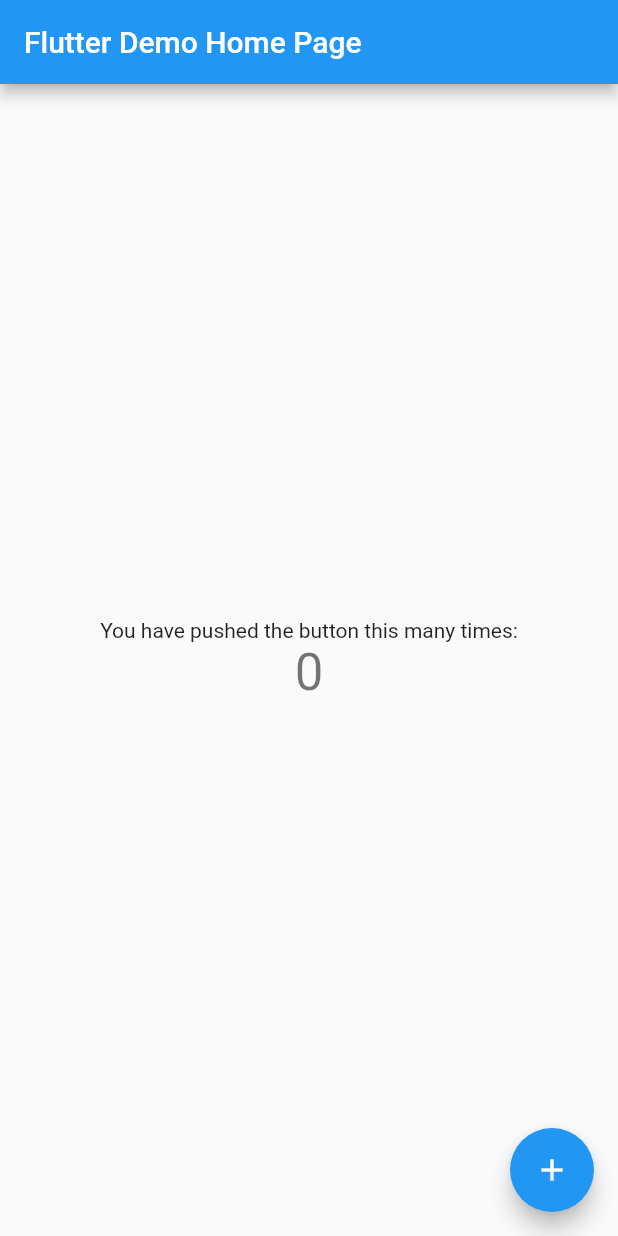
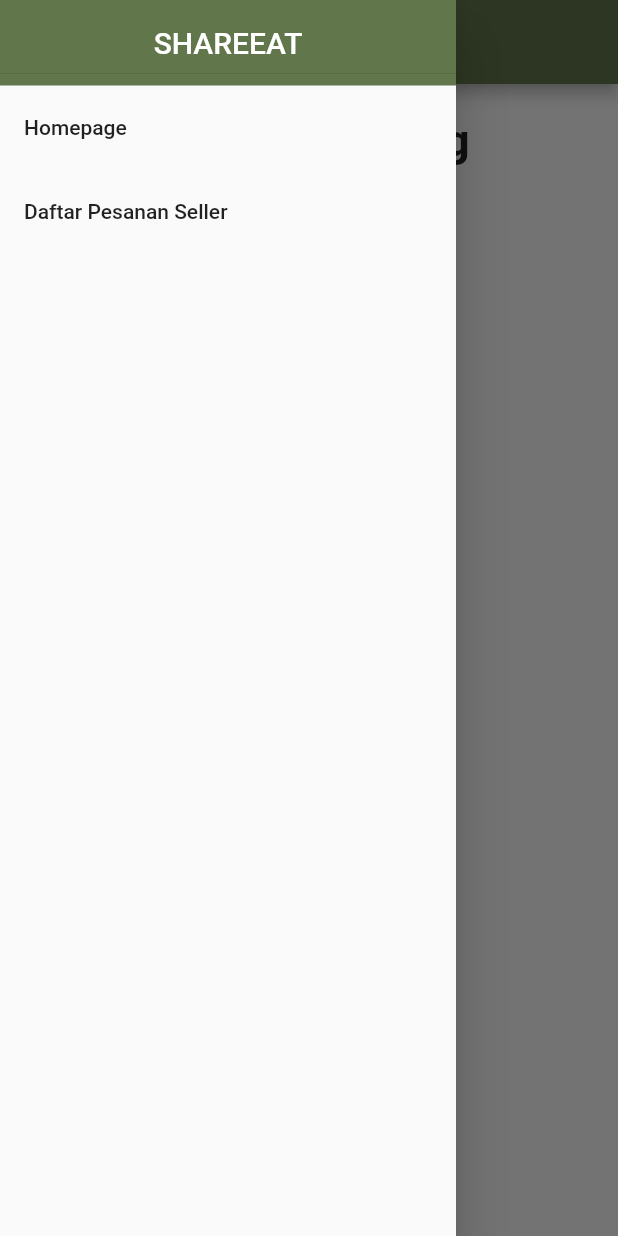
Before and after one commit to KingGedorah/share-eat, a Flutter app: the screen it shows after launch, with the side drawer open (before the commit the screen has no drawer), on a phone screen of 412 x 824 dp. Run offline on Flutter 3.47's test engine with Material 2 defaults, Android fonts, the phone set to English and light mode, and no system bars.

Commit message:
try routing

```diff
--- /dev/null
+++ b/lib/drawer_app.dart
@@ -0,0 +1,63 @@
+import 'package:flutter/material.dart';
+import 'package:share_eat/daftar_pesanan_page.dart';
+import 'package:share_eat/homepage.dart';
+
+class DrawerApp extends StatelessWidget {
+  final String route;
+
+  const DrawerApp(this.route, {Key? key}) : super(key: key);
+
+  @override
+  Widget build(BuildContext context) {
+    // final request = context.watch<NetworkService>();
+    return Drawer(
+      child: Column(
+        mainAxisSize: MainAxisSize.max,
+        children: <Widget>[
+          // ignore: sized_box_for_whitespace
+          Container(
+            color: Color.fromRGBO(97, 118, 75, 1),
+            child: SafeArea(
+              child: Container(
+                width: double.infinity,
+                height: 57,
+                child: const DrawerHeader(
+                  decoration: BoxDecoration(
+                    color: Color.fromRGBO(97, 118, 75, .3),
+                  ),
+                  child: Center(
+                    child: Text(
+                      'SHAREEAT',
+                      style: TextStyle(
+                        color: Colors.white,
+                        fontSize: 20,
+                      ),
+                    ),
+                  ),
+                ),
+              ),
+            ),
+          ),
+          ListTile(
+            title: const Text('Homepage'),
+            onTap: () {
+              route == HomePage.ROUTE_NAME
+                  ? Navigator.pop(context)
+                  : Navigator.pushReplacementNamed(
+                      context, HomePage.ROUTE_NAME);
+            },
+          ),
+          ListTile(
+            title: const Text('Daftar Pesanan Seller'),
+            onTap: () {
+              route == DaftarPesananPage.ROUTE_NAME
+                  ? Navigator.pop(context)
+                  : Navigator.pushReplacementNamed(
+                      context, DaftarPesananPage.ROUTE_NAME);
+            },
+          ),
+        ],
+      ),
+    );
+  }
+}
--- /dev/null
+++ b/lib/homepage.dart
@@ -0,0 +1,44 @@
+import 'package:flutter/material.dart';
+import 'package:flutter/src/widgets/container.dart';
+import 'package:flutter/src/widgets/framework.dart';
+import 'package:share_eat/drawer_app.dart';
+
+class HomePage extends StatelessWidget {
+  const HomePage({super.key});
+  static const ROUTE_NAME = '/home';
+
+  @override
+  Widget build(BuildContext context) {
+    // final request = context.watch<NetworkService>();
+    return Scaffold(
+      appBar: AppBar(
+        title: Text(
+          'Halo, ShareEaters!',
+        ),
+      ),
+      drawer: const DrawerApp(ROUTE_NAME),
+      body: SingleChildScrollView(
+        child: Padding(
+          padding: const EdgeInsets.all(10.0),
+          child: Column(
+            children: <Widget>[
+              const Padding(
+                padding: EdgeInsets.only(top: 10.0, bottom: 10.0),
+                child: Center(
+                  child: Text(
+                    'Selamat Datang',
+                    textAlign: TextAlign.center,
+                    style: TextStyle(
+                      fontSize: 30,
+                      fontWeight: FontWeight.bold,
+                    ),
+                  ),
+                ),
+              ),
+            ],
+          ),
+        ),
+      ),
+    );
+  }
+}
--- a/lib/main.dart
+++ b/lib/main.dart
@@ -1,4 +1,6 @@
 import 'package:flutter/material.dart';
+import 'package:share_eat/daftar_pesanan_page.dart';
+import 'package:share_eat/homepage.dart';
 
 void main() {
   runApp(const MyApp());
@@ -7,109 +9,69 @@
 class MyApp extends StatelessWidget {
   const MyApp({super.key});
 
-  // This widget is the root of your application.
+  // Custom colors
+  static Map<int, Color> themeColor = {
+    50: const Color.fromRGBO(97, 118, 75, .1),
+    100: const Color.fromRGBO(97, 118, 75, .2),
+    200: const Color.fromRGBO(97, 118, 75, .3),
+    300: const Color.fromRGBO(97, 118, 75, .4),
+    400: const Color.fromRGBO(97, 118, 75, .5),
+    500: const Color.fromRGBO(97, 118, 75, .6),
+    600: const Color.fromRGBO(97, 118, 75, .7),
+    700: const Color.fromRGBO(97, 118, 75, .8),
+    800: const Color.fromRGBO(97, 118, 75, .9),
+    900: const Color.fromRGBO(97, 118, 75, 1),
+  };
+
   @override
   Widget build(BuildContext context) {
     return MaterialApp(
       title: 'Flutter Demo',
       theme: ThemeData(
-        // This is the theme of your application.
-        //
-        // Try running your application with "flutter run". You'll see the
-        // application has a blue toolbar. Then, without quitting the app, try
-        // changing the primarySwatch below to Colors.green and then invoke
-        // "hot reload" (press "r" in the console where you ran "flutter run",
-        // or simply save your changes to "hot reload" in a Flutter IDE).
-        // Notice that the counter didn't reset back to zero; the application
-        // is not restarted.
-        primarySwatch: Colors.blue,
+        primarySwatch: MaterialColor(0xFF61764B, themeColor),
       ),
-      home: const MyHomePage(title: 'Flutter Demo Home Page'),
-    );
-  }
-}
-
-class MyHomePage extends StatefulWidget {
-  const MyHomePage({super.key, required this.title});
-
-  // This widget is the home page of your application. It is stateful, meaning
-  // that it has a State object (defined below) that contains fields that affect
-  // how it looks.
-
-  // This class is the configuration for the state. It holds the values (in this
-  // case the title) provided by the parent (in this case the App widget) and
-  // used by the build method of the State. Fields in a Widget subclass are
-  // always marked "final".
-
-  final String title;
-
-  @override
-  State<MyHomePage> createState() => _MyHomePageState();
-}
-
-class _MyHomePageState extends State<MyHomePage> {
-  int _counter = 0;
-
-  void _incrementCounter() {
-    setState(() {
-      // This call to setState tells the Flutter framework that something has
-      // changed in this State, which causes it to rerun the build method below
-      // so that the display can reflect the updated values. If we changed
-      // _counter without calling setState(), then the build method would not be
-      // called again, and so nothing would appear to happen.
-      _counter++;
-    });
-  }
-
-  @override
-  Widget build(BuildContext context) {
-    // This method is rerun every time setState is called, for instance as done
-    // by the _incrementCounter method above.
-    //
-    // The Flutter framework has been optimized to make rerunning build methods
-    // fast, so that you can just rebuild anything that needs updating rather
-    // than having to individually change instances of widgets.
+      home: const HomePage(),
+      onGenerateRoute: (RouteSettings settings) {
+        switch (settings.name) {
+          case HomePage.ROUTE_NAME:
+            return MaterialPageRoute(builder: (_) => const HomePage());
+          case DaftarPesananPage.ROUTE_NAME:
+            return MaterialPageRoute(builder: (_) => const DaftarPesananPage());
+          default:
+            return MaterialPageRoute(
+              builder: (_) {
                 return Scaffold(
-      appBar: AppBar(
-        // Here we take the value from the MyHomePage object that was created by
-        // the App.build method, and use it to set our appbar title.
-        title: Text(widget.title),
+                  body: Center(
+                    child: Column(
+                      children: [
+                        Center(
+                          child: Text('Page yang kamu tuju tidak ada.'),
                         ),
-      body: Center(
-        // Center is a layout widget. It takes a single child and positions it
-        // in the middle of the parent.
-        child: Column(
-          // Column is also a layout widget. It takes a list of children and
-          // arranges them vertically. By default, it sizes itself to fit its
-          // children horizontally, and tries to be as tall as its parent.
-          //
-          // Invoke "debug painting" (press "p" in the console, choose the
-          // "Toggle Debug Paint" action from the Flutter Inspector in Android
-          // Studio, or the "Toggle Debug Paint" command in Visual Studio Code)
-          // to see the wireframe for each widget.
-          //
-          // Column has various properties to control how it sizes itself and
-          // how it positions its children. Here we use mainAxisAlignment to
-          // center the children vertically; the main axis here is the vertical
-          // axis because Columns are vertical (the cross axis would be
-          // horizontal).
-          mainAxisAlignment: MainAxisAlignment.center,
-          children: <Widget>[
-            const Text(
-              'You have pushed the button this many times:',
+                        Center(
+                          child: TextButton(
+                            onPressed: () => {Navigator.pop(context)},
+                            child: const Text(
+                              "Kembali",
+                              style: TextStyle(
+                                  color: Color.fromARGB(255, 72, 90, 53)),
                             ),
-            Text(
-              '$_counter',
-              style: Theme.of(context).textTheme.headline4,
+                            style: TextButton.styleFrom(
+                              backgroundColor:
+                                  Color.fromARGB(255, 184, 204, 162),
+                              padding: const EdgeInsets.all(8.0),
+                              tapTargetSize: MaterialTapTargetSize.shrinkWrap,
+                              alignment: Alignment.center,
+                            ),
+                          ),
                         ),
                       ],
                     ),
                   ),
-      floatingActionButton: FloatingActionButton(
-        onPressed: _incrementCounter,
-        tooltip: 'Increment',
-        child: const Icon(Icons.add),
-      ), // This trailing comma makes auto-formatting nicer for build methods.
+                );
+              },
+            );
+        }
+      },
     );
   }
 }
```
Also changed, not shown: lib/daftar_pesanan_page.dart (added, +62 -0 lines). Lines whose indentation alone changed are shown as unchanged.
